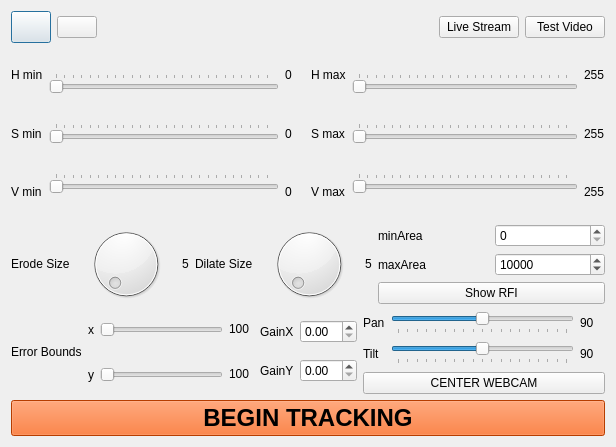
Qt form KiteControl-Qt/imageprocessing.ui (adrienemery/zenith-wind-power) before a commit.
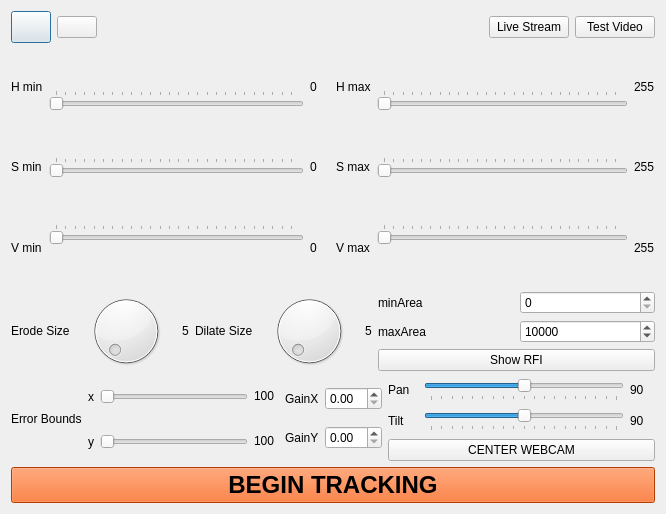
The same form after that commit. Icons and pictures are not drawn.

The edit to the form file:
```diff
--- a/KiteControl-Qt/imageprocessing.ui
+++ b/KiteControl-Qt/imageprocessing.ui
@@ -6,8 +6,8 @@
    <rect>
     <x>0</x>
     <y>0</y>
-    <width>616</width>
-    <height>447</height>
+    <width>666</width>
+    <height>514</height>
    </rect>
   </property>
   <property name="minimumSize">
```
